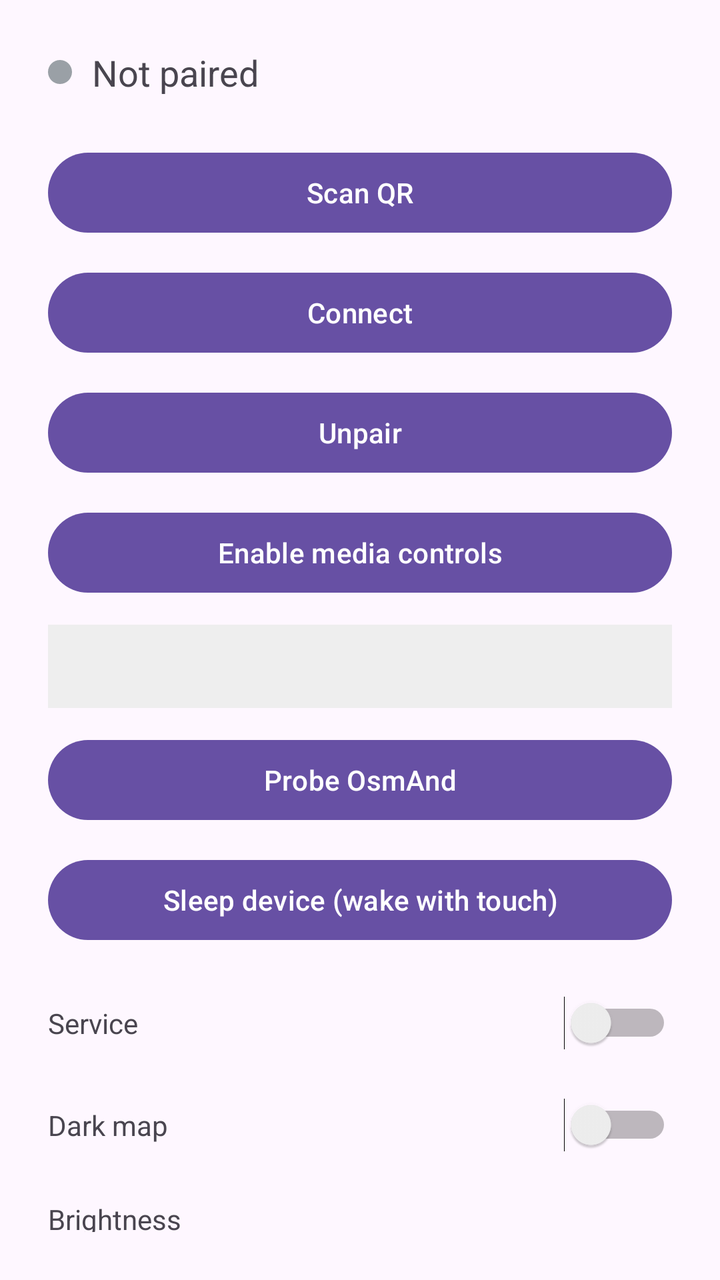
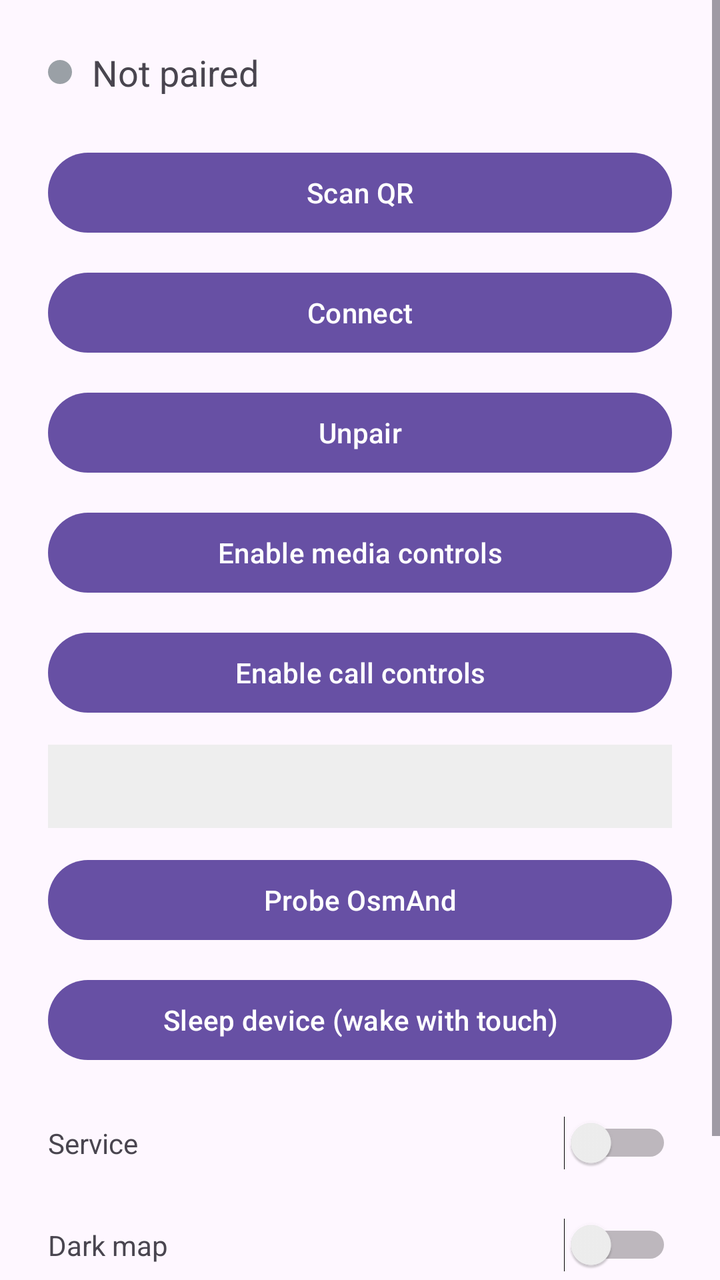

Two renders of the same Android screen: before a commit and after it. Below are the layout's source before the change and the commit's diff.
<!-- AndroidManifest.xml: application theme Theme.Material3.DayNight.NoActionBar -->
<!-- res/layout/activity_main.xml -->
<?xml version="1.0" encoding="utf-8"?>
<LinearLayout xmlns:android="http://schemas.android.com/apk/res/android"
    android:orientation="vertical"
    android:padding="24dp"
    android:layout_width="match_parent"
    android:layout_height="match_parent">

    <LinearLayout
        android:orientation="horizontal"
        android:gravity="center_vertical"
        android:layout_marginBottom="24dp"
        android:layout_width="match_parent"
        android:layout_height="wrap_content">

        <View
            android:id="@+id/linkDot"
            android:background="@drawable/dot_gray"
            android:layout_width="12dp"
            android:layout_height="12dp"
            android:layout_marginEnd="10dp" />

        <TextView
            android:id="@+id/status"
            android:text="Not paired"
            android:textSize="18sp"
            android:layout_width="0dp"
            android:layout_weight="1"
            android:layout_height="wrap_content" />
    </LinearLayout>

    <Button
        android:id="@+id/btnScan"
        android:text="Scan QR"
        android:layout_width="match_parent"
        android:layout_height="wrap_content" />

    <Button
        android:id="@+id/btnConnect"
        android:text="Connect"
        android:layout_marginTop="12dp"
        android:layout_width="match_parent"
        android:layout_height="wrap_content" />

    <Button
        android:id="@+id/btnUnpair"
        android:text="Unpair"
        android:layout_marginTop="12dp"
        android:layout_width="match_parent"
        android:layout_height="wrap_content" />

    <Button
        android:id="@+id/btnMedia"
        android:text="Enable media controls"
        android:layout_marginTop="12dp"
        android:layout_width="match_parent"
        android:layout_height="wrap_content" />

    <TextView
        android:id="@+id/navDump"
        android:text=""
        android:textSize="13sp"
        android:padding="12dp"
        android:layout_marginTop="12dp"
        android:background="#EEEEEE"
        android:layout_width="match_parent"
        android:layout_height="wrap_content" />

    <Button
        android:id="@+id/btnProbeOsmand"
        android:text="Probe OsmAnd"
        android:layout_marginTop="12dp"
        android:layout_width="match_parent"
        android:layout_height="wrap_content" />

    <Button
        android:id="@+id/btnSleep"
        android:text="Sleep device (wake with touch)"
        android:layout_marginTop="12dp"
        android:layout_width="match_parent"
        android:layout_height="wrap_content" />

    <LinearLayout
        android:orientation="horizontal"
        android:gravity="center_vertical"
        android:layout_marginTop="24dp"
        android:layout_width="match_parent"
        android:layout_height="wrap_content">

        <TextView
            android:text="Service"
            android:layout_width="0dp"
            android:layout_weight="1"
            android:layout_height="wrap_content" />

        <Switch
            android:id="@+id/serviceToggle"
            android:layout_width="wrap_content"
            android:layout_height="wrap_content" />
    </LinearLayout>

    <LinearLayout
        android:orientation="horizontal"
        android:gravity="center_vertical"
        android:layout_marginTop="24dp"
        android:layout_width="match_parent"
        android:layout_height="wrap_content">

        <TextView
            android:text="Dark map"
            android:layout_width="0dp"
            android:layout_weight="1"
            android:layout_height="wrap_content" />

        <Switch
            android:id="@+id/darkMapToggle"
            android:layout_width="wrap_content"
            android:layout_height="wrap_content" />
    </LinearLayout>

    <TextView
        android:text="Brightness"
        android:layout_marginTop="24dp"
        android:layout_width="wrap_content"
        android:layout_height="wrap_content" />

    <SeekBar
        android:id="@+id/brightness"
        android:max="100"
        android:progress="80"
        android:layout_width="match_parent"
        android:layout_height="wrap_content" />
</LinearLayout>
<!-- resources referenced by this layout -->
<resources>
  <!-- drawable dot_gray (drawable) -->
  <?xml version="1.0" encoding="utf-8"?>
  <shape xmlns:android="http://schemas.android.com/apk/res/android" android:shape="oval">
      <solid android:color="#9AA0A6" />
      <size android:width="12dp" android:height="12dp" />
  </shape>
</resources>

<!-- the commit's change to res/layout/activity_main.xml (unified diff, before → after) -->
@@ -1,132 +1,144 @@
 <?xml version="1.0" encoding="utf-8"?>
-<LinearLayout xmlns:android="http://schemas.android.com/apk/res/android"
-    android:orientation="vertical"
-    android:padding="24dp"
+<ScrollView xmlns:android="http://schemas.android.com/apk/res/android"
     android:layout_width="match_parent"
     android:layout_height="match_parent">
 
     <LinearLayout
-        android:orientation="horizontal"
-        android:gravity="center_vertical"
-        android:layout_marginBottom="24dp"
+        android:orientation="vertical"
+        android:padding="24dp"
         android:layout_width="match_parent"
         android:layout_height="wrap_content">
 
-        <View
-            android:id="@+id/linkDot"
-            android:background="@drawable/dot_gray"
-            android:layout_width="12dp"
-            android:layout_height="12dp"
-            android:layout_marginEnd="10dp" />
+        <LinearLayout
+            android:orientation="horizontal"
+            android:gravity="center_vertical"
+            android:layout_marginBottom="24dp"
+            android:layout_width="match_parent"
+            android:layout_height="wrap_content">
+
+            <View
+                android:id="@+id/linkDot"
+                android:background="@drawable/dot_gray"
+                android:layout_width="12dp"
+                android:layout_height="12dp"
+                android:layout_marginEnd="10dp" />
+
+            <TextView
+                android:id="@+id/status"
+                android:text="Not paired"
+                android:textSize="18sp"
+                android:layout_width="0dp"
+                android:layout_weight="1"
+                android:layout_height="wrap_content" />
+        </LinearLayout>
+
+        <Button
+            android:id="@+id/btnScan"
+            android:text="Scan QR"
+            android:layout_width="match_parent"
+            android:layout_height="wrap_content" />
+
+        <Button
+            android:id="@+id/btnConnect"
+            android:text="Connect"
+            android:layout_marginTop="12dp"
+            android:layout_width="match_parent"
+            android:layout_height="wrap_content" />
+
+        <Button
+            android:id="@+id/btnUnpair"
+            android:text="Unpair"
+            android:layout_marginTop="12dp"
+            android:layout_width="match_parent"
+            android:layout_height="wrap_content" />
+
+        <Button
+            android:id="@+id/btnMedia"
+            android:text="Enable media controls"
+            android:layout_marginTop="12dp"
+            android:layout_width="match_parent"
+            android:layout_height="wrap_content" />
+
+        <Button
+            android:id="@+id/btnCalls"
+            android:text="Enable call controls"
+            android:layout_marginTop="12dp"
+            android:layout_width="match_parent"
+            android:layout_height="wrap_content" />
 
         <TextView
-            android:id="@+id/status"
-            android:text="Not paired"
-            android:textSize="18sp"
-            android:layout_width="0dp"
-            android:layout_weight="1"
+            android:id="@+id/navDump"
+            android:text=""
+            android:textSize="13sp"
+            android:padding="12dp"
+            android:layout_marginTop="12dp"
+            android:background="#EEEEEE"
+            android:layout_width="match_parent"
+            android:layout_height="wrap_content" />
+
+        <Button
+            android:id="@+id/btnProbeOsmand"
+            android:text="Probe OsmAnd"
+            android:layout_marginTop="12dp"
+            android:layout_width="match_parent"
+            android:layout_height="wrap_content" />
+
+        <Button
+            android:id="@+id/btnSleep"
+            android:text="Sleep device (wake with touch)"
+            android:layout_marginTop="12dp"
+            android:layout_width="match_parent"
+            android:layout_height="wrap_content" />
+
+        <LinearLayout
+            android:orientation="horizontal"
+            android:gravity="center_vertical"
+            android:layout_marginTop="24dp"
+            android:layout_width="match_parent"
+            android:layout_height="wrap_content">
+
+            <TextView
+                android:text="Service"
+                android:layout_width="0dp"
+                android:layout_weight="1"
+                android:layout_height="wrap_content" />
+
+            <Switch
+                android:id="@+id/serviceToggle"
+                android:layout_width="wrap_content"
+                android:layout_height="wrap_content" />
+        </LinearLayout>
+
+        <LinearLayout
+            android:orientation="horizontal"
+            android:gravity="center_vertical"
+            android:layout_marginTop="24dp"
+            android:layout_width="match_parent"
+            android:layout_height="wrap_content">
+
+            <TextView
+                android:text="Dark map"
+                android:layout_width="0dp"
+                android:layout_weight="1"
+                android:layout_height="wrap_content" />
+
+            <Switch
+                android:id="@+id/darkMapToggle"
+                android:layout_width="wrap_content"
+                android:layout_height="wrap_content" />
+        </LinearLayout>
+
+        <TextView
+            android:text="Brightness"
+            android:layout_marginTop="24dp"
+            android:layout_width="wrap_content"
+            android:layout_height="wrap_content" />
+
+        <SeekBar
+            android:id="@+id/brightness"
+            android:max="100"
+            android:progress="80"
+            android:layout_width="match_parent"
             android:layout_height="wrap_content" />
     </LinearLayout>
-
-    <Button
-        android:id="@+id/btnScan"
-        android:text="Scan QR"
-        android:layout_width="match_parent"
-        android:layout_height="wrap_content" />
-
-    <Button
-        android:id="@+id/btnConnect"
-        android:text="Connect"
-        android:layout_marginTop="12dp"
-        android:layout_width="match_parent"
-        android:layout_height="wrap_content" />
-
-    <Button
-        android:id="@+id/btnUnpair"
-        android:text="Unpair"
-        android:layout_marginTop="12dp"
-        android:layout_width="match_parent"
-        android:layout_height="wrap_content" />
-
-    <Button
-        android:id="@+id/btnMedia"
-        android:text="Enable media controls"
-        android:layout_marginTop="12dp"
-        android:layout_width="match_parent"
-        android:layout_height="wrap_content" />
-
-    <TextView
-        android:id="@+id/navDump"
-        android:text=""
-        android:textSize="13sp"
-        android:padding="12dp"
-        android:layout_marginTop="12dp"
-        android:background="#EEEEEE"
-        android:layout_width="match_parent"
-        android:layout_height="wrap_content" />
-
-    <Button
-        android:id="@+id/btnProbeOsmand"
-        android:text="Probe OsmAnd"
-        android:layout_marginTop="12dp"
-        android:layout_width="match_parent"
-        android:layout_height="wrap_content" />
-
-    <Button
-        android:id="@+id/btnSleep"
-        android:text="Sleep device (wake with touch)"
-        android:layout_marginTop="12dp"
-        android:layout_width="match_parent"
-        android:layout_height="wrap_content" />
-
-    <LinearLayout
-        android:orientation="horizontal"
-        android:gravity="center_vertical"
-        android:layout_marginTop="24dp"
-        android:layout_width="match_parent"
-        android:layout_height="wrap_content">
-
-        <TextView
-            android:text="Service"
-            android:layout_width="0dp"
-            android:layout_weight="1"
-            android:layout_height="wrap_content" />
-
-        <Switch
-            android:id="@+id/serviceToggle"
-            android:layout_width="wrap_content"
-            android:layout_height="wrap_content" />
-    </LinearLayout>
-
-    <LinearLayout
-        android:orientation="horizontal"
-        android:gravity="center_vertical"
-        android:layout_marginTop="24dp"
-        android:layout_width="match_parent"
-        android:layout_height="wrap_content">
-
-        <TextView
-            android:text="Dark map"
-            android:layout_width="0dp"
-            android:layout_weight="1"
-            android:layout_height="wrap_content" />
-
-        <Switch
-            android:id="@+id/darkMapToggle"
-            android:layout_width="wrap_content"
-            android:layout_height="wrap_content" />
-    </LinearLayout>
-
-    <TextView
-        android:text="Brightness"
-        android:layout_marginTop="24dp"
-        android:layout_width="wrap_content"
-        android:layout_height="wrap_content" />
-
-    <SeekBar
-        android:id="@+id/brightness"
-        android:max="100"
-        android:progress="80"
-        android:layout_width="match_parent"
-        android:layout_height="wrap_content" />
-</LinearLayout>
+</ScrollView>
